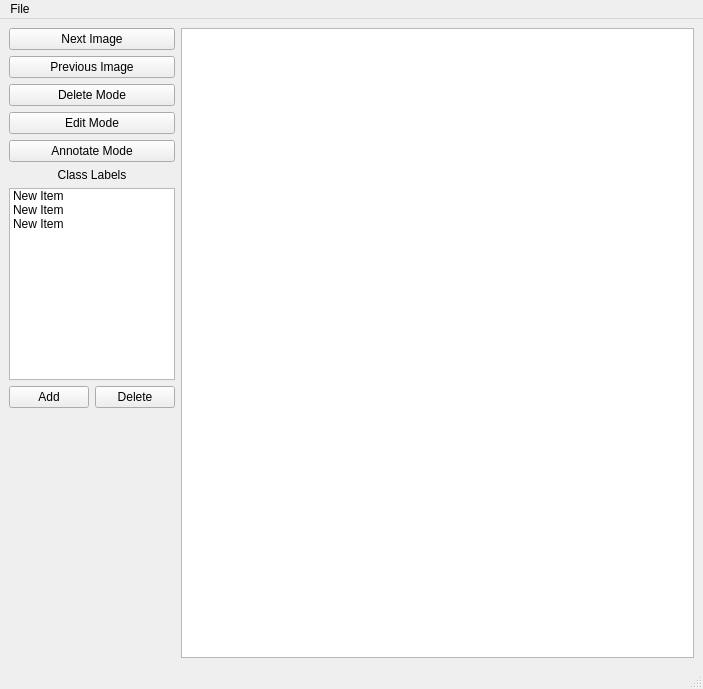
jeremiahgivens/OpenImageAnnotater, file UIDesignerFiles/mainWindow.ui: the form before one commit.
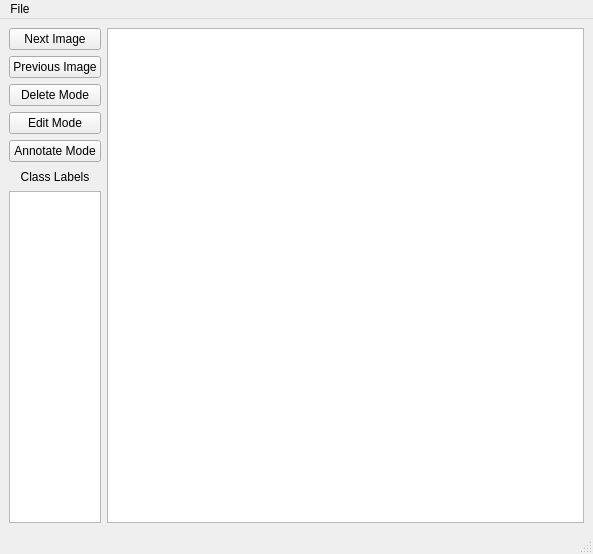
The form after the commit.

Commit message: Continued working on MainWindow and Setup GUIs.

The edit to the form file:
```diff
--- a/UIDesignerFiles/mainWindow.ui
+++ b/UIDesignerFiles/mainWindow.ui
@@ -6,8 +6,8 @@
    <rect>
     <x>0</x>
     <y>0</y>
-    <width>703</width>
-    <height>689</height>
+    <width>593</width>
+    <height>554</height>
    </rect>
   </property>
   <property name="windowTitle">
@@ -20,7 +20,7 @@
       <item>
        <layout class="QHBoxLayout" name="horizontalLayout_5" stretch="1,7">
         <item>
-         <layout class="QVBoxLayout" name="verticalLayout_3">
+         <layout class="QVBoxLayout" name="verticalLayout_3" stretch="1,1,1,1,1,1,20">
           <item>
            <widget class="QPushButton" name="nextImage">
             <property name="text">
@@ -74,69 +74,8 @@
               <verstretch>0</verstretch>
              </sizepolicy>
             </property>
-            <item>
-             <property name="text">
-              <string>New Item</string>
-             </property>
-            </item>
-            <item>
-             <property name="text">
-              <string>New Item</string>
-             </property>
-            </item>
-            <item>
-             <property name="text">
-              <string>New Item</string>
-             </property>
-            </item>
            </widget>
           </item>
-          <item>
-           <layout class="QHBoxLayout" name="horizontalLayout_3">
-            <property name="topMargin">
-             <number>0</number>
-            </property>
-            <item>
-             <widget class="QPushButton" name="addClass">
-              <property name="sizePolicy">
-               <sizepolicy hsizetype="Expanding" vsizetype="Fixed">
-                <horstretch>0</horstretch>
-                <verstretch>0</verstretch>
-               </sizepolicy>
-              </property>
-              <property name="text">
-               <string>Add</string>
-              </property>
-             </widget>
-            </item>
-            <item>
-             <widget class="QPushButton" name="deleteClass">
-              <property name="sizePolicy">
-               <sizepolicy hsizetype="Expanding" vsizetype="Fixed">
-                <horstretch>0</horstretch>
-                <verstretch>0</verstretch>
-               </sizepolicy>
-              </property>
-              <property name="text">
-               <string>Delete</string>
-              </property>
-             </widget>
-            </item>
-           </layout>
-          </item>
-          <item>
-           <spacer name="verticalSpacer">
-            <property name="orientation">
-             <enum>Qt::Vertical</enum>
-            </property>
-            <property name="sizeHint" stdset="0">
-             <size>
-              <width>119</width>
-              <height>13</height>
-             </size>
-            </property>
-           </spacer>
-          </item>
          </layout>
         </item>
         <item>
@@ -153,7 +92,7 @@
     <rect>
      <x>0</x>
      <y>0</y>
-     <width>703</width>
+     <width>593</width>
      <height>22</height>
     </rect>
    </property>
```
Left out of the diff: 9 changed lines with no effect on the pictures. The commit also changes 4 other files.
